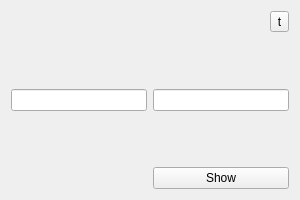
Before: the Qt Designer form windowpopup.ui in draco-sam/myDictionary, drawn with Qt 5.
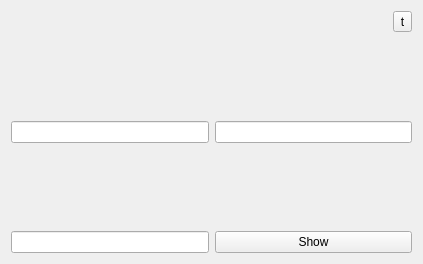
After: the same form once the commit is applied. Icons and pictures are not drawn.

Commit message: QTableView on Main Window (work in progress).

```diff
--- a/windowpopup.ui
+++ b/windowpopup.ui
@@ -6,8 +6,8 @@
    <rect>
     <x>0</x>
     <y>0</y>
-    <width>300</width>
-    <height>200</height>
+    <width>423</width>
+    <height>264</height>
    </rect>
   </property>
   <property name="minimumSize">
@@ -36,6 +36,9 @@
          <height>0</height>
         </size>
        </property>
+       <property name="readOnly">
+        <bool>true</bool>
+       </property>
       </widget>
      </item>
      <item row="2" column="1">
@@ -52,6 +55,9 @@
        <property name="mouseTracking">
         <bool>false</bool>
        </property>
+       <property name="readOnly">
+        <bool>true</bool>
+       </property>
       </widget>
      </item>
      <item row="1" column="1">
@@ -121,6 +127,13 @@
        </property>
       </spacer>
      </item>
+     <item row="4" column="0">
+      <widget class="QLineEdit" name="line_frequency">
+       <property name="readOnly">
+        <bool>true</bool>
+       </property>
+      </widget>
+     </item>
     </layout>
    </item>
   </layout>
```
The commit also changes 5 other files.
